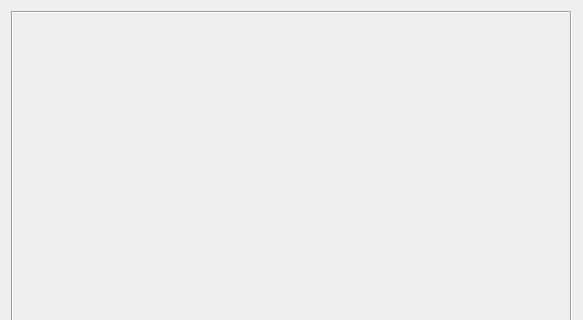
ruisebastiao/KPPQtAutomation, file mainwindow.ui: the form before one commit; both pictures show x 0 to 583 and y 0 to 320 of the 583 by 483 pixel window.
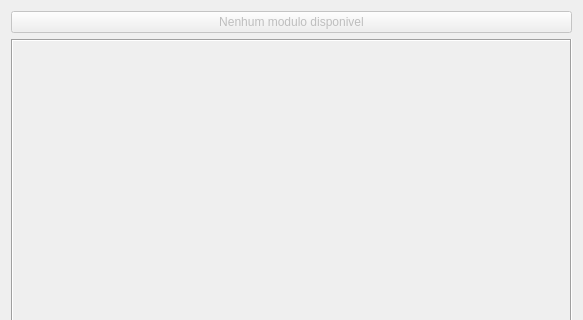
The form after the commit.

Patch:
```diff
--- a/mainwindow.ui
+++ b/mainwindow.ui
@@ -24,6 +24,16 @@
     <item>
      <layout class="QVBoxLayout" name="actionlayout"/>
     </item>
+    <item>
+     <widget class="QPushButton" name="__bt_selectedmodule_">
+      <property name="enabled">
+       <bool>false</bool>
+      </property>
+      <property name="text">
+       <string>Nenhum modulo disponivel</string>
+      </property>
+     </widget>
+    </item>
     <item>
      <widget class="QFrame" name="modulecontainer">
       <property name="frameShape">
@@ -45,6 +55,19 @@
        <property name="bottomMargin">
         <number>1</number>
        </property>
+       <item>
+        <spacer name="verticalSpacer">
+         <property name="orientation">
+          <enum>Qt::Vertical</enum>
+         </property>
+         <property name="sizeHint" stdset="0">
+          <size>
+           <width>20</width>
+           <height>40</height>
+          </size>
+         </property>
+        </spacer>
+       </item>
       </layout>
      </widget>
     </item>
```
